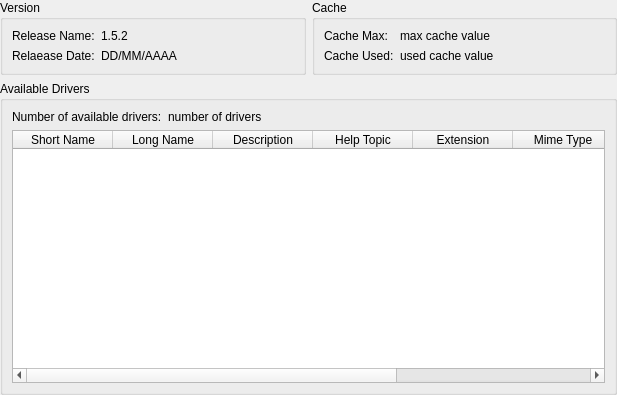
This is gsdview/gdalbackend/ui/gdalinfo.ui in avalentino/gsdview as Qt 5 draws it before an edit. The edited form follows.
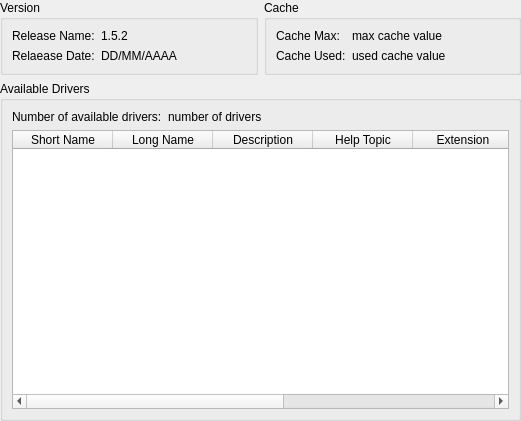
This is the edited form.

```diff
--- a/gsdview/gdalbackend/ui/gdalinfo.ui
+++ b/gsdview/gdalbackend/ui/gdalinfo.ui
@@ -1,12 +1,12 @@
 <ui version="4.0" >
  <class>gdalInfoWidget</class>
- <widget class="QWidget" name="gdalInfoWidget" >
-  <property name="geometry" >
+ <widget class="QWidget" name="gdalInfoWidget">
+  <property name="geometry">
    <rect>
     <x>0</x>
     <y>0</y>
-    <width>617</width>
-    <height>395</height>
+    <width>521</width>
+    <height>421</height>
    </rect>
   </property>
   <property name="windowTitle" >
```
Left out of the diff: 167 changed lines with no effect on the pictures.
